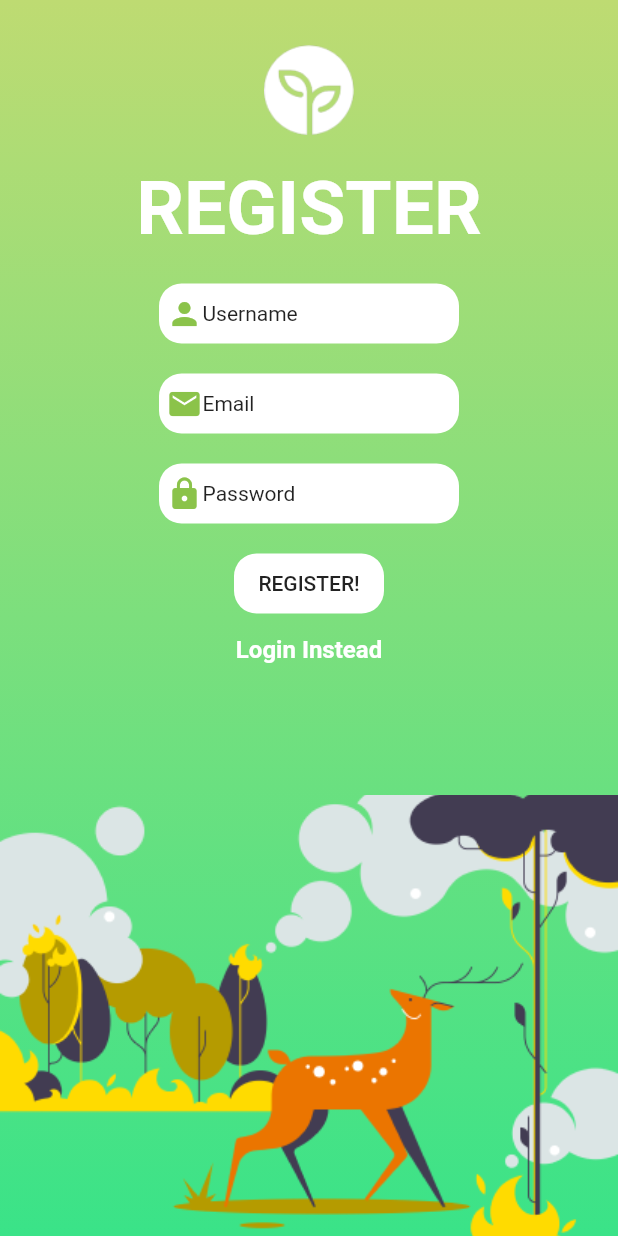
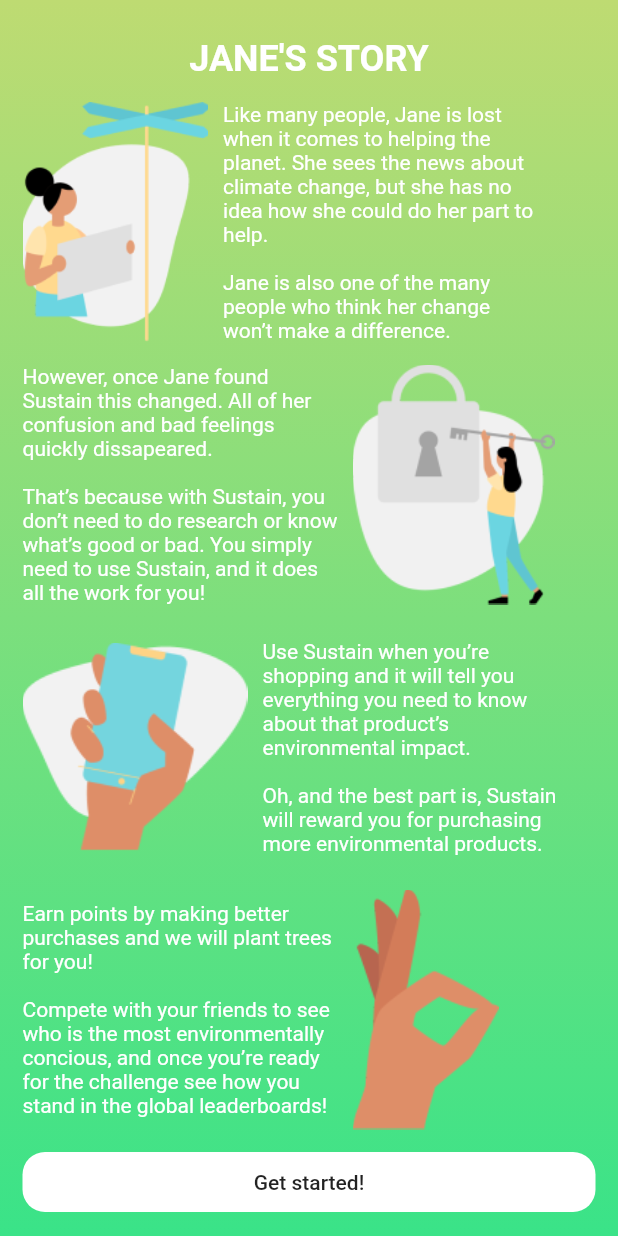
Before and after one commit to IllogicalTree/Sustain, a Flutter app: the screen it shows after launch, on a phone screen of 412 x 824 dp. Run offline on Flutter 3.47's test engine with Material 2 defaults, Android fonts, the phone set to English and light mode, and no system bars.

Commit message:
adds story

```diff
--- a/lib/main.dart
+++ b/lib/main.dart
@@ -10,6 +10,7 @@ import 'package:sustain/register.dart';
 import 'package:sustain/about.dart';
 import 'package:sustain/search.dart';
 import 'package:sustain/settings.dart';
+import 'package:sustain/story.dart';
 
 void main() {
   runApp(MyApp());
@@ -26,7 +27,7 @@ class MyApp extends StatelessWidget {
       ),
       debugShowCheckedModeBanner: false,
       routes: {
-        '/': (context) => Register(),
+        '/': (context) => Story(),
         '/login': (context) => Login(),
         '/register': (context) => Register(),
         '/profile': (context) => Profile(),
--- /dev/null
+++ b/lib/story.dart
@@ -0,0 +1,134 @@
+import 'package:flutter/material.dart';
+
+class Story extends StatelessWidget {
+  @override
+  Widget build(BuildContext context) {
+    return Scaffold(
+      body: Container(
+        padding: EdgeInsets.symmetric(horizontal: 15),
+        decoration: BoxDecoration(
+          gradient: LinearGradient(
+            begin: Alignment.topCenter,
+            end: Alignment.bottomCenter,
+            colors: [Color(0xFFBEDB72), Color(0xFF3AE388)],
+          ),
+        ),
+        child: ListView(
+          children: [
+            Container(
+              height: 58,
+              padding: EdgeInsets.only(left: 20, right: 20, top: 20),
+              child: Row(
+                children: [
+                  Spacer(),
+                  Text(
+                    "JANE'S STORY",
+                    style: TextStyle(
+                        color: Colors.white,
+                        fontSize: 24,
+                        fontWeight: FontWeight.bold),
+                  ),
+                  Spacer(),
+                ],
+              ),
+            ),
+            SizedBox(height: 10),
+            Container(
+              height: 160,
+              child: Row(
+                children: [
+                  Image.asset('assets/lost.png'),
+                  SizedBox(width: 10),
+                  Container(
+                    width: 210,
+                    child: Text(
+                        'Like many people, Jane is lost when it comes to helping the planet. She sees the news about climate change, but she has no idea how she could do her part to help.\n\nJane is also one of the many people who think her change won’t make a difference.',
+                        softWrap: true,
+                        style: TextStyle(
+                          color: Colors.white,
+                          fontSize: 14,
+                        )),
+                  ),
+                ],
+              ),
+            ),
+            SizedBox(height: 15),
+            Container(
+              height: 160,
+              child: Row(
+                children: [
+                  Container(
+                    width: 210,
+                    child: Text(
+                        'However, once Jane found Sustain this changed. All of her confusion and bad feelings quickly dissapeared.\n\nThat’s because with Sustain, you don’t need to do research or know what’s good or bad. You simply need to use Sustain, and it does all the work for you!',
+                        softWrap: true,
+                        style: TextStyle(
+                          color: Colors.white,
+                          fontSize: 14,
+                        )),
+                  ),
+                  SizedBox(width: 10),
+                  Image.asset('assets/unlock.png'),
+                ],
+              ),
+            ),
+            SizedBox(height: 15),
+            Container(
+              height: 160,
+              child: Row(
+                children: [
+                  Image.asset('assets/phone-holding.png'),
+                  SizedBox(width: 10),
+                  Container(
+                    width: 200,
+                    child: Text(
+                        'Use Sustain when you’re shopping and it will tell you everything you need to know about that product’s environmental impact.\n\nOh, and the best part is, Sustain will reward you for purchasing more environmental products.',
+                        softWrap: true,
+                        style: TextStyle(
+                          color: Colors.white,
+                          fontSize: 14,
+                        )),
+                  ),
+                ],
+              ),
+            ),
+            SizedBox(height: 15),
+            Container(
+              height: 160,
+              child: Row(
+                children: [
+                  Container(
+                    width: 210,
+                    child: Text(
+                        'Earn points by making better purchases and we will plant trees for you!\n\nCompete with your friends to see who is the most environmentally concious, and once you’re ready for the challenge see how you stand in the global leaderboards!',
+                        softWrap: true,
+                        style: TextStyle(
+                          color: Colors.white,
+                          fontSize: 14,
+                        )),
+                  ),
+                  SizedBox(width: 10),
+                  Image.asset('assets/perfect-hand.png'),
+                ],
+              ),
+            ),
+            SizedBox(height: 15),
+            Container(
+              height: 40,
+              decoration: BoxDecoration(
+                color: Colors.white,
+                borderRadius: BorderRadius.all(
+                  Radius.circular(15),
+                ),
+              ),
+              child: MaterialButton(
+                  onPressed: () => Navigator.pushNamed(context, '/register'),
+                  child: Text('Get started!')),
+            ),
+            SizedBox(height: 15),
+          ],
+        ),
+      ),
+    );
+  }
+}
```
Also changed, not shown: assets/lost.png (added), assets/perfect-hand.png (added), assets/phone-holding.png (added), assets/unlock.png (added).
